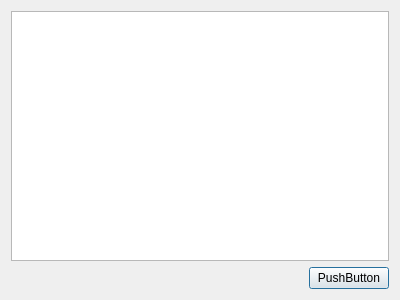
The window that master.ui (shesmu291/qt.reg) describes before a commit, drawn with Qt 5.
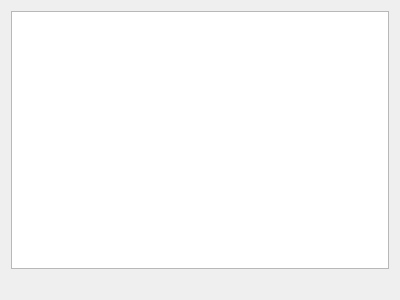
The same window after the commit.

Diff of the .ui file:
```diff
--- a/master.ui
+++ b/master.ui
@@ -15,7 +15,7 @@
   </property>
   <layout class="QVBoxLayout" name="verticalLayout">
    <item>
-    <widget class="QTableWidget" name="tableWid"/>
+    <widget class="QTextEdit" name="textEdit"/>
    </item>
    <item>
     <layout class="QHBoxLayout" name="horizontalLayout">
@@ -32,13 +32,6 @@
        </property>
       </spacer>
      </item>
-     <item>
-      <widget class="QPushButton" name="pushButton">
-       <property name="text">
-        <string>PushButton</string>
-       </property>
-      </widget>
-     </item>
     </layout>
    </item>
   </layout>
```
